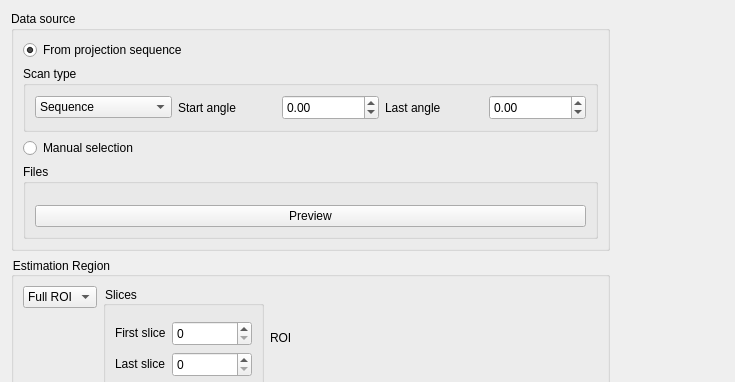
First picture: the form in applications/muhrec/src/configuregeometrydialog.ui, repository neutronimaging/imagingsuite, before the edit; both pictures show x 0 to 735 and y 0 to 382 of the 995 by 753 pixel window.
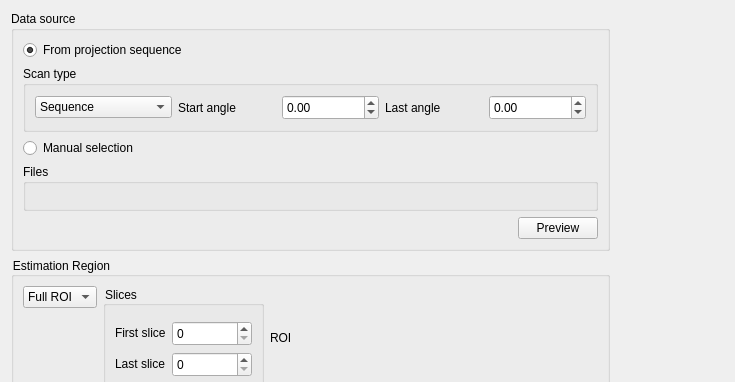
Second picture: the form after the edit. Custom widgets are drawn as their Qt base class.

Commit message: Manually center estimation projection are implemented. Works on windows.

The edit to the form file:
```diff
--- a/applications/muhrec/src/configuregeometrydialog.ui
+++ b/applications/muhrec/src/configuregeometrydialog.ui
@@ -146,6 +146,24 @@
              <item>
               <widget class="SingleFileForm" name="widget_projection180deg" native="true"/>
              </item>
+            </layout>
+           </widget>
+          </item>
+          <item>
+           <layout class="QHBoxLayout" name="horizontalLayout_10">
+            <item>
+             <spacer name="horizontalSpacer_4">
+              <property name="orientation">
+               <enum>Qt::Horizontal</enum>
+              </property>
+              <property name="sizeHint" stdset="0">
+               <size>
+                <width>40</width>
+                <height>20</height>
+               </size>
+              </property>
+             </spacer>
+            </item>
              <item>
               <widget class="QPushButton" name="pushButton_loadImages">
                <property name="text">
@@ -154,7 +172,6 @@
               </widget>
              </item>
             </layout>
-           </widget>
           </item>
          </layout>
         </widget>
```
Lines whose indentation alone changed are shown as unchanged. The commit also changes 2 other files.
